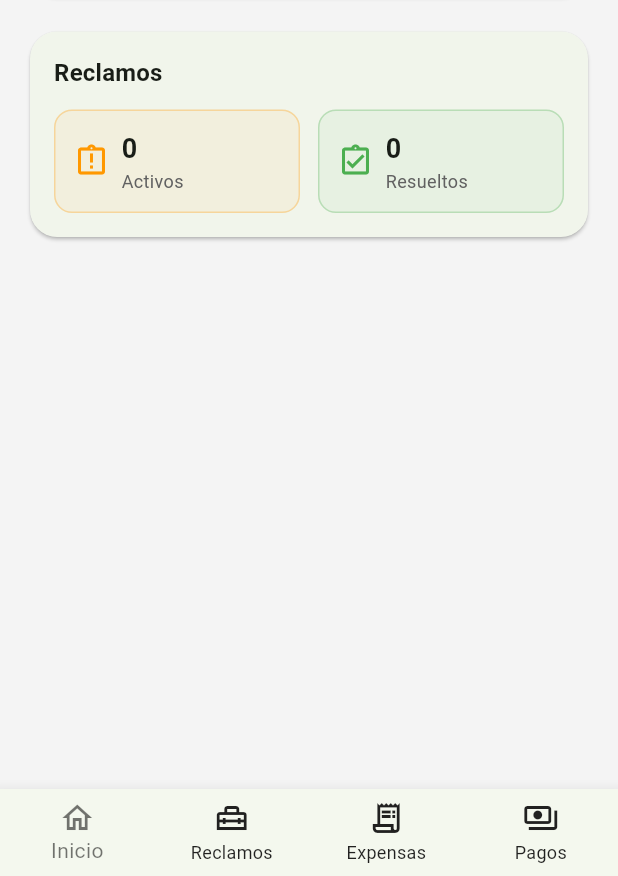
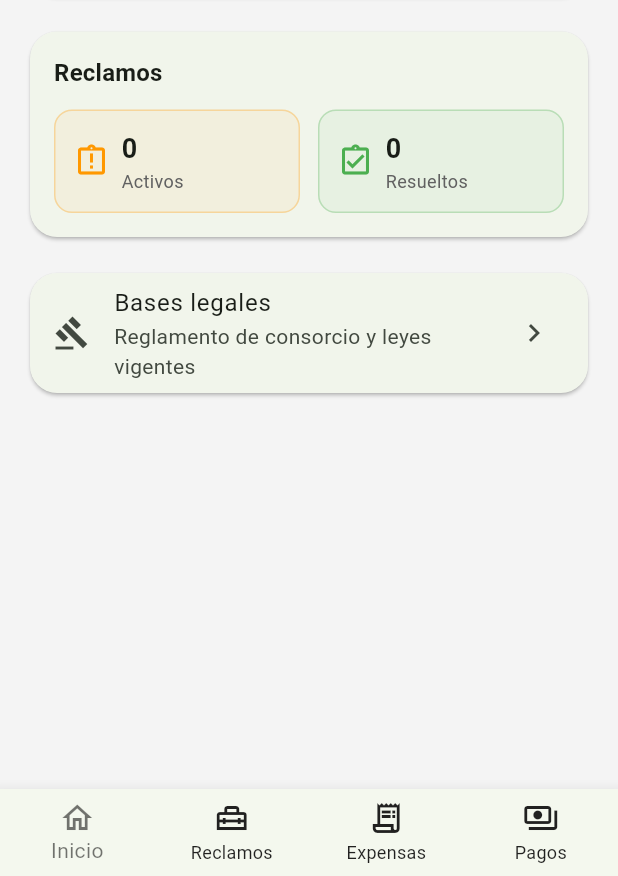
Before and after one commit to Ferchu-81/Consorcio_360, a Flutter app: the MainHomeScreen screen opened directly, on a phone screen of 412 x 824 dp, the part 360-1236 px from its top. Run offline on Flutter 3.47's test engine with Material 3 defaults, Android fonts, the phone set to English and light mode, and no system bars; our stand-ins replace file_picker, fl_chart, google_sign_in, image_picker, pdf, printing and 3 more; missing offline and left inert: syncfusion_flutter_pdfviewer; accounts and stored records are empty.

Commit message:
feat: módulo de bases legales conectado

```diff
--- a/lib/features/home/presentation/dashboard_tab.dart
+++ b/lib/features/home/presentation/dashboard_tab.dart
@@ -270,6 +270,8 @@ class _DashboardTabState extends State<DashboardTab> {
               _buildExpensasCard(theme),
               const SizedBox(height: 16),
               _buildReclamosCard(theme),
+              const SizedBox(height: 16),
+              _buildBasesLegalesCard(context),
             ],
           ),
         ),
@@ -493,6 +495,22 @@ class _DashboardTabState extends State<DashboardTab> {
     );
   }
 
+  Widget _buildBasesLegalesCard(BuildContext context) {
+    return Card(
+      shape: RoundedRectangleBorder(borderRadius: BorderRadius.circular(18)),
+      elevation: 1,
+      child: ListTile(
+        leading: const Icon(Icons.gavel_outlined),
+        title: const Text('Bases legales'),
+        subtitle: const Text('Reglamento de consorcio y leyes vigentes'),
+        trailing: const Icon(Icons.chevron_right),
+        onTap: () {
+          Navigator.of(context).pushNamed('/bases-legales');
+        },
+      ),
+    );
+  }
+
   Widget _metricBox({
     required Color color,
     required String label,
--- a/lib/features/reclamos/presentation/main_home_screen.dart
+++ b/lib/features/reclamos/presentation/main_home_screen.dart
@@ -102,7 +102,7 @@ class _MainHomeScreenState extends State<MainHomeScreen> {
             title: const Text('Cambiar de rol / unidad'),
             content: const Text(
               '¿Querés cambiar de consorcio, unidad o rol?\n'
-              'Se cerrará el contexto actual.',
+              'Se cerrará el contexto actual.'
             ),
             actions: [
               TextButton(
@@ -133,7 +133,7 @@ class _MainHomeScreenState extends State<MainHomeScreen> {
         body: const Center(
           child: Text(
             'No hay contexto seleccionado.\n'
-            'Volvé a la pantalla anterior.',
+            'Volvé a la pantalla anterior.'
             textAlign: TextAlign.center,
           ),
         ),
```
Also changed, not shown: lib/app.dart (+16 -0 lines).
